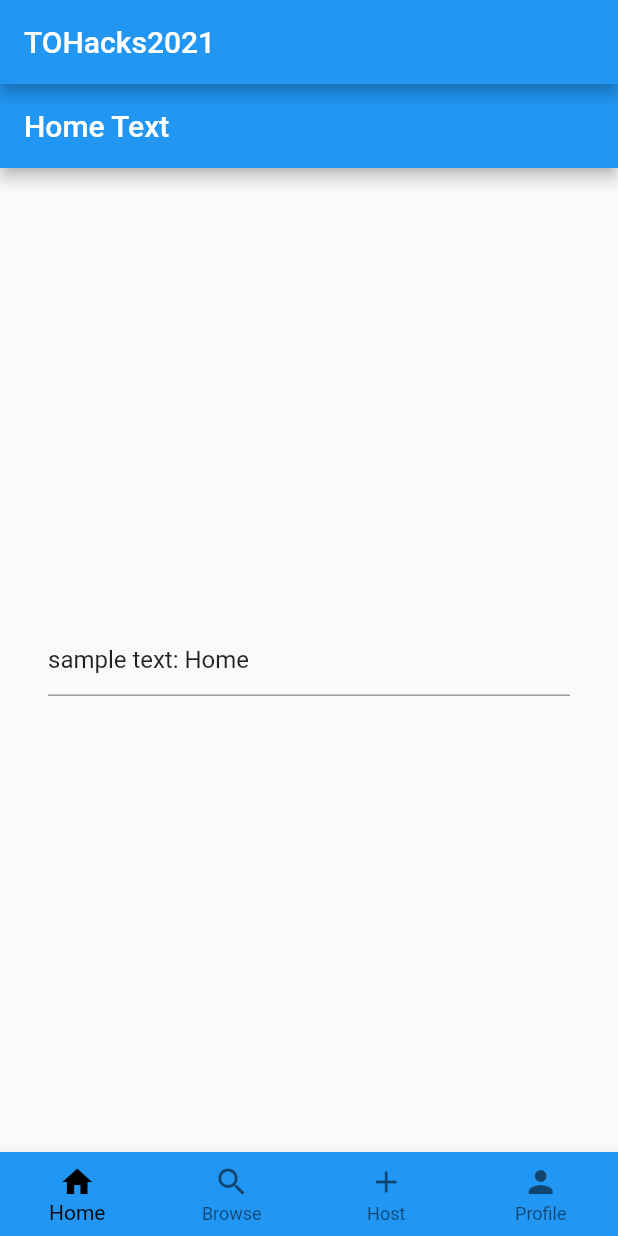
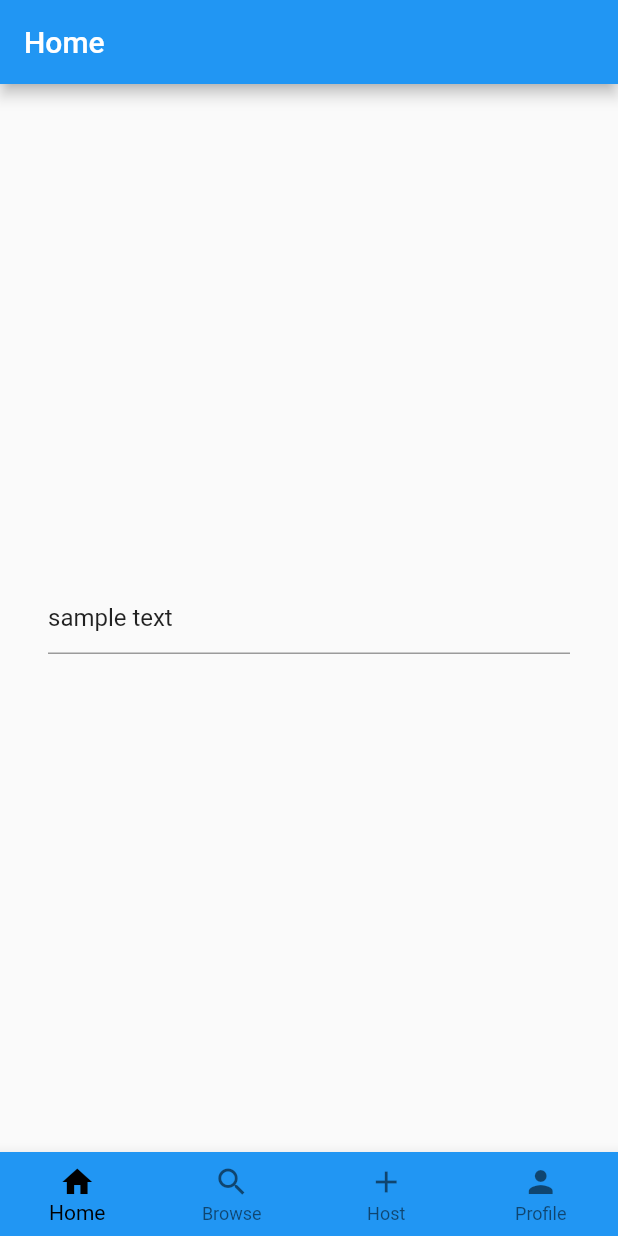
Before and after one commit to betty-guo/Shipmates, a Flutter app: the screen it shows after launch, on a phone screen of 412 x 824 dp. Run offline on Flutter 3.47's test engine with Material 2 defaults, Android fonts, the phone set to English and light mode, and no system bars.

Commit message:
adding more skeleton

```diff
--- a/lib/destination.dart
+++ b/lib/destination.dart
@@ -1,14 +1,19 @@
 import 'package:flutter/material.dart';
+import './homepage_view.dart';
+import './searchpage_view.dart';
+import './hostpage_view.dart';
+import './profilepage_view.dart';
 
 class Destination {
-  const Destination(this.title, this.icon);
+  Destination(this.title, this.icon, this.widget);
   final String title;
   final IconData icon;
+  final Widget widget;
 }
 
-const List<Destination> allDestinations = <Destination>[
-  Destination('Home', Icons.home),
-  Destination('Browse', Icons.search),
-  Destination('Host', Icons.add),
-  Destination('Profile', Icons.person)
+List<Destination> allDestinations = <Destination>[
+  Destination('Home', Icons.home, HomePageView()),
+  Destination('Browse', Icons.search, SearchPageView()),
+  Destination('Host', Icons.add, HostPageView()),
+  Destination('Profile', Icons.person, ProfilePageView())
 ];
--- a/lib/home_widget.dart
+++ b/lib/home_widget.dart
@@ -1,6 +1,5 @@
 import 'package:flutter/material.dart';
 import 'destination.dart';
-import 'destination_view.dart';
 
 class Home extends StatefulWidget {
   @override
@@ -15,15 +14,12 @@ class _HomeState extends State<Home> {
   @override
   Widget build(BuildContext context) {
     return Scaffold(
-      appBar: AppBar(
-        title: Text('TOHacks2021'),
-      ),
       body: SafeArea(
         top: false,
         child: IndexedStack(
           index: _currentIndex,
           children: allDestinations.map<Widget>((Destination destination) {
-            return DestinationView(destination: destination);
+            return destination.widget;
           }).toList(),
         ),
       ),
--- /dev/null
+++ b/lib/homepage_view.dart
@@ -0,0 +1,43 @@
+import 'package:flutter/material.dart';
+import 'destination.dart';
+
+class HomePageView extends StatefulWidget {
+  const HomePageView({Key key, this.destination}) : super(key: key);
+
+  final Destination destination;
+
+  @override
+  _HomePageViewState createState() => _HomePageViewState();
+}
+
+class _HomePageViewState extends State<HomePageView> {
+  TextEditingController _textController;
+
+  @override
+  void initState() {
+    super.initState();
+    _textController = TextEditingController(
+      text: 'sample text',
+    );
+  }
+
+  @override
+  Widget build(BuildContext context) {
+    return Scaffold(
+      appBar: AppBar(
+        title: Text('Home'),
+      ),
+      body: Container(
+        padding: const EdgeInsets.all(32.0),
+        alignment: Alignment.center,
+        child: TextField(controller: _textController),
+      ),
+    );
+  }
+
+  @override
+  void dispose() {
+    _textController.dispose();
+    super.dispose();
+  }
+}
--- a/lib/destination_view.dart
+++ b/lib/hostpage_view.dart
@@ -1,23 +1,23 @@
 import 'package:flutter/material.dart';
-import "./destination.dart";
+import 'destination.dart';
 
-class DestinationView extends StatefulWidget {
-  const DestinationView({Key key, this.destination}) : super(key: key);
+class HostPageView extends StatefulWidget {
+  const HostPageView({Key key, this.destination}) : super(key: key);
 
   final Destination destination;
 
   @override
-  _DestinationViewState createState() => _DestinationViewState();
+  _HostPageViewState createState() => _HostPageViewState();
 }
 
-class _DestinationViewState extends State<DestinationView> {
+class _HostPageViewState extends State<HostPageView> {
   TextEditingController _textController;
 
   @override
   void initState() {
     super.initState();
     _textController = TextEditingController(
-      text: 'sample text: ${widget.destination.title}',
+      text: 'sample text',
     );
   }
 
@@ -25,7 +25,7 @@ class _DestinationViewState extends State<DestinationView> {
   Widget build(BuildContext context) {
     return Scaffold(
       appBar: AppBar(
-        title: Text('${widget.destination.title} Text'),
+        title: Text('Host a new session'),
       ),
       body: Container(
         padding: const EdgeInsets.all(32.0),
```
Also changed, not shown: lib/profilepage_view.dart (added, +43 -0 lines), lib/searchpage_view.dart (added, +43 -0 lines).
